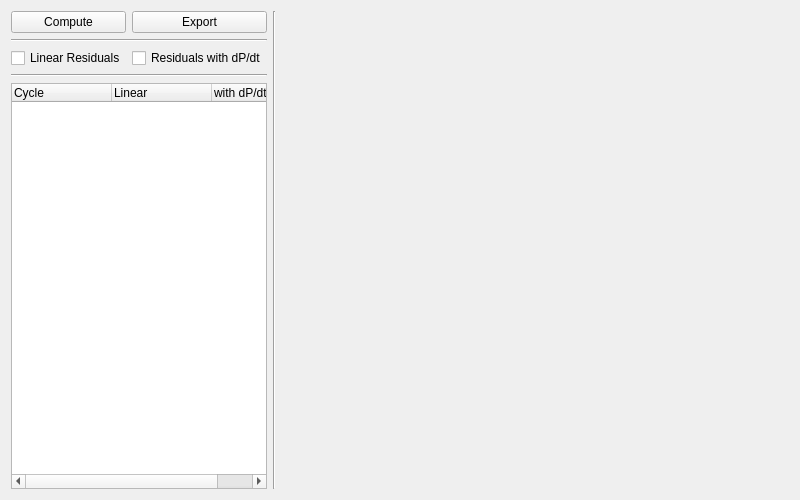
Old version of the form resources/ocwidget.ui in the repository Varnani/PyWD2015.
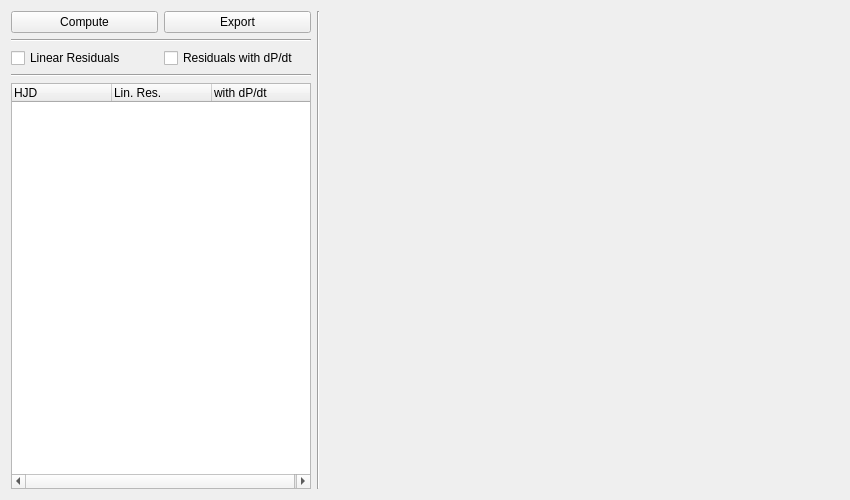
New version of the form.

Commit message: added ocwidget functionality

```diff
--- a/resources/ocwidget.ui
+++ b/resources/ocwidget.ui
@@ -6,14 +6,14 @@
    <rect>
     <x>0</x>
     <y>0</y>
-    <width>800</width>
+    <width>850</width>
     <height>500</height>
    </rect>
   </property>
   <property name="minimumSize">
    <size>
-    <width>750</width>
-    <height>350</height>
+    <width>850</width>
+    <height>500</height>
    </size>
   </property>
   <property name="windowTitle">
@@ -86,14 +86,23 @@
          <verstretch>0</verstretch>
         </sizepolicy>
        </property>
+       <property name="minimumSize">
+        <size>
+         <width>300</width>
+         <height>0</height>
+        </size>
+       </property>
        <column>
         <property name="text">
-         <string>Cycle</string>
+         <string>HJD</string>
         </property>
        </column>
        <column>
         <property name="text">
-         <string>Linear</string>
+         <string>Lin. Res.</string>
+        </property>
+        <property name="toolTip">
+         <string>Linear residuals</string>
         </property>
        </column>
        <column>
```
Left out of the diff: 3 changed lines with no effect on the pictures. The commit also changes 5 other files.
